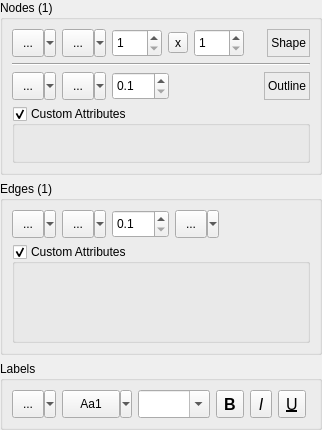
Before: the Qt Designer form dpse2/src/commonui/CNodeEdgePropertiesUI.ui in ArsMasiuk/DPSE, drawn with Qt 5.
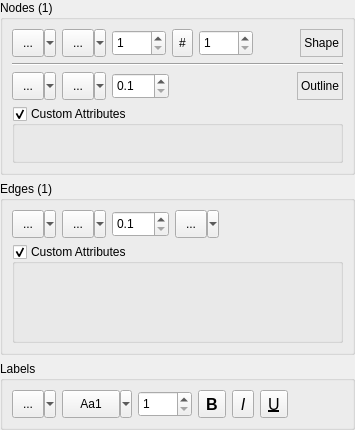
After: the same form once the commit is applied. Custom widgets are drawn as their Qt base class.

The edit to the form file:
```diff
--- a/dpse2/src/commonui/CNodeEdgePropertiesUI.ui
+++ b/dpse2/src/commonui/CNodeEdgePropertiesUI.ui
@@ -6,7 +6,7 @@
    <rect>
     <x>0</x>
     <y>0</y>
-    <width>322</width>
+    <width>355</width>
     <height>430</height>
    </rect>
   </property>
@@ -115,7 +115,7 @@
         <item>
          <widget class="QSpinBox" name="NodeSizeX">
           <property name="sizePolicy">
-           <sizepolicy hsizetype="Fixed" vsizetype="Fixed">
+           <sizepolicy hsizetype="Preferred" vsizetype="Fixed">
             <horstretch>0</horstretch>
             <verstretch>0</verstretch>
            </sizepolicy>
@@ -123,7 +123,13 @@
           <property name="minimumSize">
            <size>
             <width>50</width>
-            <height>28</height>
+            <height>26</height>
+           </size>
+          </property>
+          <property name="maximumSize">
+           <size>
+            <width>16777215</width>
+            <height>26</height>
            </size>
           </property>
           <property name="statusTip">
@@ -145,11 +151,17 @@
         </item>
         <item>
          <widget class="QToolButton" name="NodeSizeSwitch">
+          <property name="sizePolicy">
+           <sizepolicy hsizetype="Fixed" vsizetype="Preferred">
+            <horstretch>0</horstretch>
+            <verstretch>0</verstretch>
+           </sizepolicy>
+          </property>
           <property name="statusTip">
            <string>Uniform nodes size editing if checked</string>
           </property>
           <property name="text">
-           <string>x</string>
+           <string>#</string>
           </property>
           <property name="checkable">
            <bool>true</bool>
@@ -162,7 +174,7 @@
         <item>
          <widget class="QSpinBox" name="NodeSizeY">
           <property name="sizePolicy">
-           <sizepolicy hsizetype="Fixed" vsizetype="Fixed">
+           <sizepolicy hsizetype="Preferred" vsizetype="Fixed">
             <horstretch>0</horstretch>
             <verstretch>0</verstretch>
            </sizepolicy>
@@ -170,7 +182,7 @@
           <property name="minimumSize">
            <size>
             <width>50</width>
-            <height>28</height>
+            <height>26</height>
            </size>
           </property>
           <property name="statusTip">
@@ -297,7 +309,7 @@
           <property name="minimumSize">
            <size>
             <width>50</width>
-            <height>28</height>
+            <height>26</height>
            </size>
           </property>
           <property name="statusTip">
@@ -462,7 +474,7 @@
           <property name="minimumSize">
            <size>
             <width>50</width>
-            <height>28</height>
+            <height>26</height>
            </size>
           </property>
           <property name="statusTip">
@@ -641,24 +653,39 @@
          </widget>
         </item>
         <item>
-         <widget class="QComboBox" name="LabelFontSize">
+         <widget class="QSint::SpinComboBox" name="LabelFontSize">
           <property name="sizePolicy">
-           <sizepolicy hsizetype="Preferred" vsizetype="Preferred">
+           <sizepolicy hsizetype="Preferred" vsizetype="Fixed">
             <horstretch>0</horstretch>
             <verstretch>0</verstretch>
            </sizepolicy>
           </property>
+          <property name="minimumSize">
+           <size>
+            <width>50</width>
+            <height>26</height>
+           </size>
+          </property>
+          <property name="maximumSize">
+           <size>
+            <width>16777215</width>
+            <height>26</height>
+           </size>
+          </property>
+          <property name="statusTip">
+           <string>Set font size of the selected labels</string>
+          </property>
           <property name="styleSheet">
            <string notr="true"/>
           </property>
-          <property name="editable">
-           <bool>true</bool>
+          <property name="correctionMode">
+           <enum>QAbstractSpinBox::CorrectToNearestValue</enum>
           </property>
-          <property name="maxVisibleItems">
-           <number>30</number>
+          <property name="minimum">
+           <number>1</number>
           </property>
-          <property name="sizeAdjustPolicy">
-           <enum>QComboBox::AdjustToContents</enum>
+          <property name="maximum">
+           <number>1000</number>
           </property>
          </widget>
         </item>
@@ -817,6 +844,11 @@
    <header>CAttributesEditorUI.h</header>
    <container>1</container>
   </customwidget>
+  <customwidget>
+   <class>QSint::SpinComboBox</class>
+   <extends>QSpinBox</extends>
+   <header>spincombobox.h</header>
+  </customwidget>
  </customwidgets>
  <tabstops>
   <tabstop>NodeColor</tabstop>
```
Left out of the diff: 20 changed lines with no effect on the pictures.
